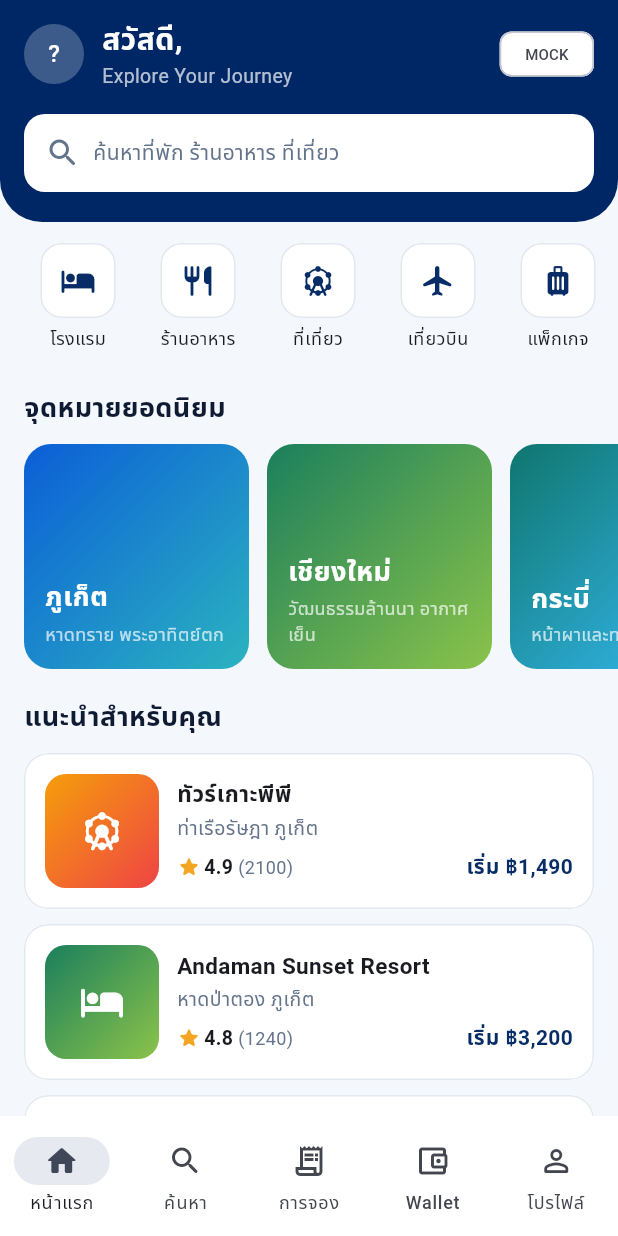
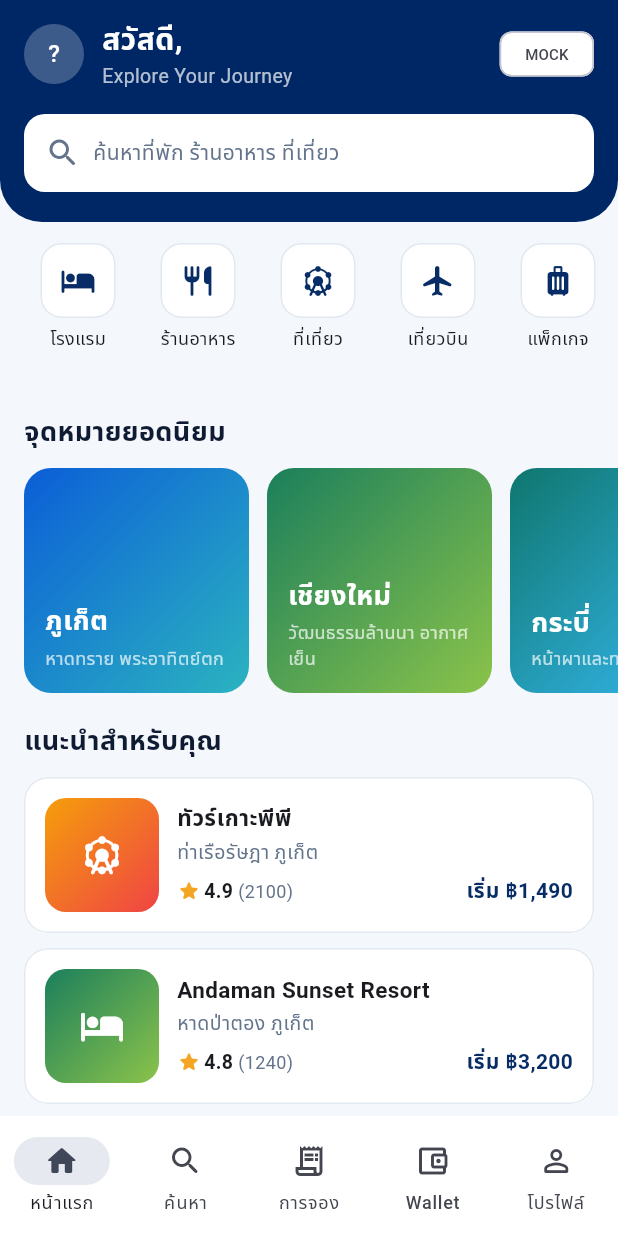
Before and after one commit to Bas-travel/TEP, a Flutter app: the AppShell screen opened directly, on a phone screen of 412 x 824 dp. Run offline on Flutter 3.47's test engine with Material 3 defaults, Android fonts, the phone set to English and light mode, and no system bars; accounts and stored records are empty.

Commit message:
fix(mobile): avoid RenderFlex overflows in listing tile and category row; richer CI annotations
Co-Authored-By: Claude Sonnet 5.5 <noreply@anthropic.com>
Claude-Session: https://claude.ai/code/session_01CyaMH4xAcBv544Qg3pVLUo

```diff
--- a/apps/mobile-flutter/lib/ui/home_screen.dart
+++ b/apps/mobile-flutter/lib/ui/home_screen.dart
@@ -72,7 +72,7 @@ class HomeScreen extends StatelessWidget {
             ]),
           ),
           SizedBox(
-            height: 92,
+            height: 108,
             child: ListView(
               scrollDirection: Axis.horizontal,
               padding: const EdgeInsets.fromLTRB(12, 14, 12, 0),
--- a/apps/mobile-flutter/lib/ui/widgets/common.dart
+++ b/apps/mobile-flutter/lib/ui/widgets/common.dart
@@ -112,8 +112,8 @@ class ListingTile extends StatelessWidget {
               Text(l.location, maxLines: 1, overflow: TextOverflow.ellipsis, style: const TextStyle(color: TepColors.muted, fontSize: 13)),
               const SizedBox(height: 6),
               Row(children: [
-                RatingChip(l.rating, l.reviewCount),
-                const Spacer(),
+                Expanded(child: FittedBox(fit: BoxFit.scaleDown, alignment: Alignment.centerLeft, child: RatingChip(l.rating, l.reviewCount))),
+                const SizedBox(width: 8),
                 Text('เริ่ม ${thb(l.priceFrom)}', style: const TextStyle(color: TepColors.navyBar, fontWeight: FontWeight.w700)),
               ]),
             ]),
```
Also changed, not shown: 1 other file.
